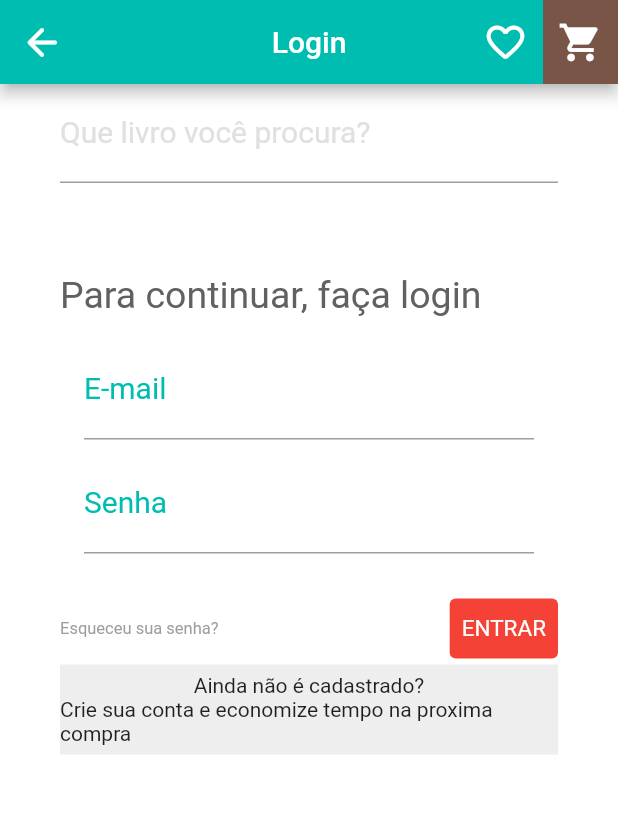
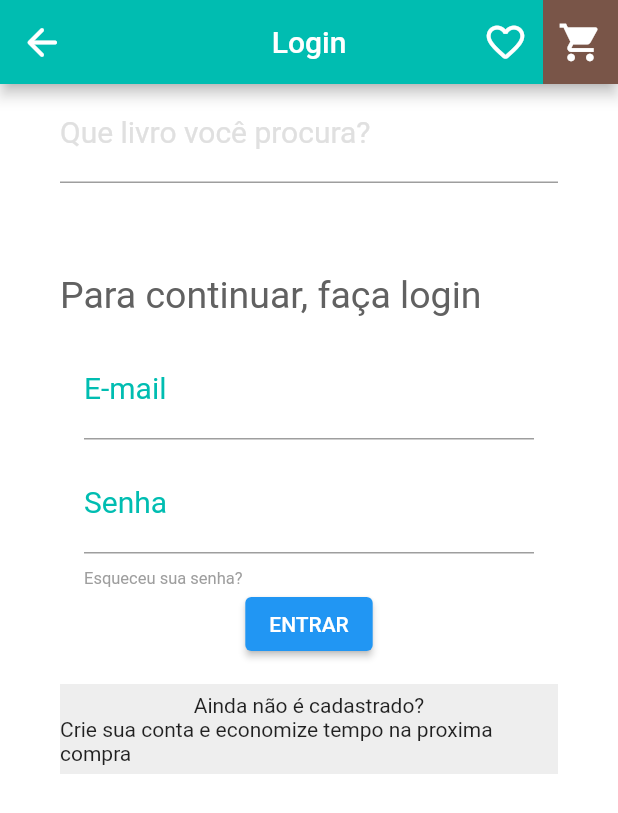
Before and after one commit to sandenson/flutter-bookstore, a Flutter app: the screen it shows after launch, after a tap on the "menu" icon, on a phone screen of 412 x 824 dp. Shown: the top 813 px of the screen. Run offline on Flutter 3.47's test engine with Material 2 defaults, Android fonts, the phone set to English and light mode, and no system bars; network calls fail.

Commit message:
Fix: Login form validation status message

```diff
--- a/lib/login_page.dart
+++ b/lib/login_page.dart
@@ -66,67 +66,6 @@ class Login extends StatelessWidget {
                   fontSize: 25,
                 )),
             FormPage(),
-
-            // Column(
-            //   children: [
-            //     TextFormField(
-            //         keyboardType: TextInputType.emailAddress,
-            //         decoration: InputDecoration(
-            //           labelText: "E-mail",
-            //           labelStyle: TextStyle(
-            //             color: Color(0xFF00bdb1),
-            //             fontWeight: FontWeight.w400,
-            //             fontSize: 20,
-            //           ),
-            //         ),
-            //         style: TextStyle(fontSize: 20)),
-            //     SizedBox(
-            //       height: 10,
-            //     ),
-            //     TextFormField(
-            //       keyboardType: TextInputType.text,
-            //       obscureText: true,
-            //       decoration: InputDecoration(
-            //         labelText: "Senha",
-            //         labelStyle: TextStyle(
-            //           color: Color(0xFF00bdb1),
-            //           fontWeight: FontWeight.w400,
-            //           fontSize: 20,
-            //         ),
-            //       ),
-            //       style: TextStyle(fontSize: 20),
-            //     ),
-            //   ],
-            // ),
-            SizedBox(
-              height: 10,
-            ),
-            Row(
-                mainAxisAlignment: MainAxisAlignment.spaceBetween,
-                children: <Widget>[
-                  Text(
-                    'Esqueceu sua senha?',
-                    style: TextStyle(
-                      fontSize: 11,
-                      color: Colors.grey.shade500,
-                    ),
-                  ),
-                  TextButton(
-                    style: ButtonStyle(
-                        backgroundColor:
-                            MaterialStateProperty.all<Color>(Colors.red),
-                        textStyle: MaterialStateProperty.all<TextStyle>(
-                          TextStyle(color: Colors.white),
-                        ),
-                        minimumSize:
-                            MaterialStateProperty.all<Size>(Size(40, 40))),
-                    onPressed: () {},
-                    child: Text(
-                      'ENTRAR',
-                      style: TextStyle(color: Colors.white, fontSize: 15),
-                    ),
-                  ),
-                ]),
             Container(
               color: Colors.grey.shade200,
               height: 60,
@@ -198,6 +137,31 @@ class _FormPageState extends State<FormPage> {
                 ),
                 style: TextStyle(fontSize: 20),
               ),
+              SizedBox(
+                height: 10,
+              ),
+              Row(
+                  mainAxisAlignment: MainAxisAlignment.spaceBetween,
+                  children: <Widget>[
+                    Text(
+                      'Esqueceu sua senha?',
+                      style: TextStyle(
+                        fontSize: 11,
+                        color: Colors.grey.shade500,
+                      ),
+                    ),
+                  ]),
+              ElevatedButton(
+                child: Text("ENTRAR"),
+                onPressed: () {
+                  if (_formKey.currentState.validate()) {
+                    ScaffoldMessenger.of(context).showSnackBar(SnackBar(
+                      content: Text("Logging in..."),
+                      duration: Duration(seconds: 3),
+                    ));
+                  }
+                },
+              ),
             ],
           ),
         ));
```
